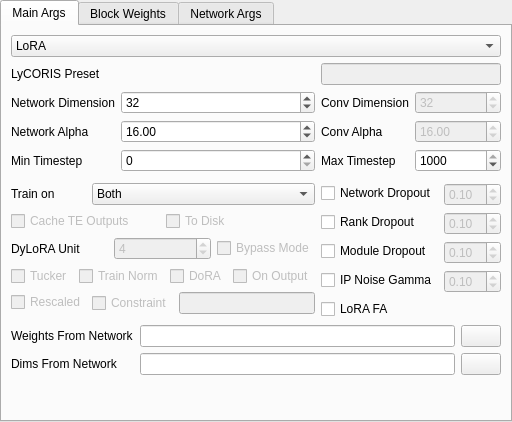
Before: the Qt Designer form ui_files/NetworkUI.ui in derrian-distro/LoRA_Easy_Training_Scripts, drawn with Qt 5.
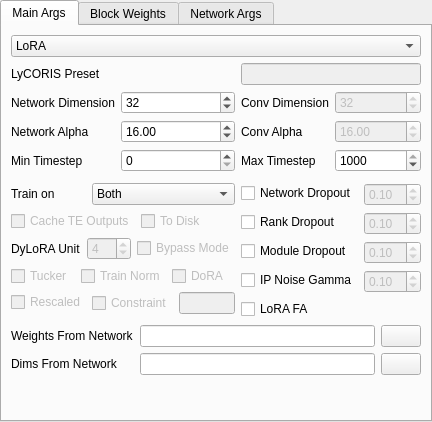
After: the same form once the commit is applied. Custom widgets are drawn as their Qt base class.

Commit message: start reworking the UI templates

The edit to the form file:
```diff
--- a/ui_files/NetworkUI.ui
+++ b/ui_files/NetworkUI.ui
@@ -441,19 +441,6 @@
              </property>
             </widget>
            </item>
-           <item>
-            <widget class="QCheckBox" name="dora_on_output_enable">
-             <property name="enabled">
-              <bool>false</bool>
-             </property>
-             <property name="toolTip">
-              <string>&lt;html&gt;&lt;head/&gt;&lt;body&gt;&lt;p&gt;Check this if you want your DoRA to follow the paper implementation&lt;/p&gt;&lt;/body&gt;&lt;/html&gt;</string>
-             </property>
-             <property name="text">
-              <string>On Output</string>
-             </property>
-            </widget>
-           </item>
           </layout>
          </item>
          <item row="4" column="0">
```
The commit also changes 7 other files.
